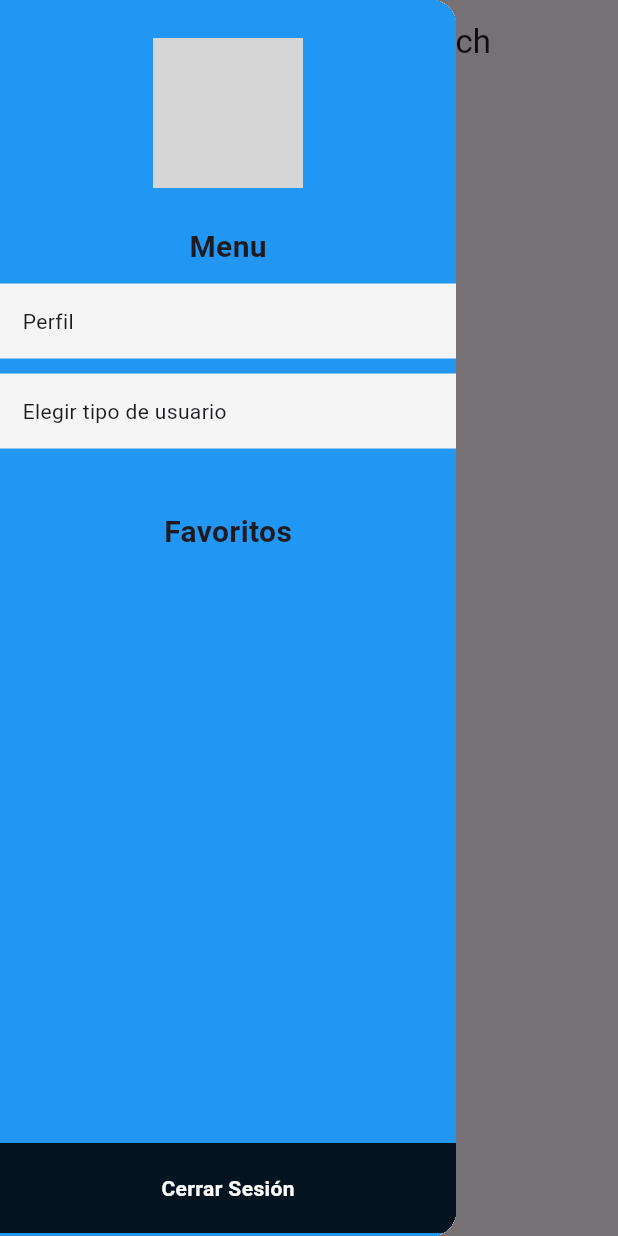
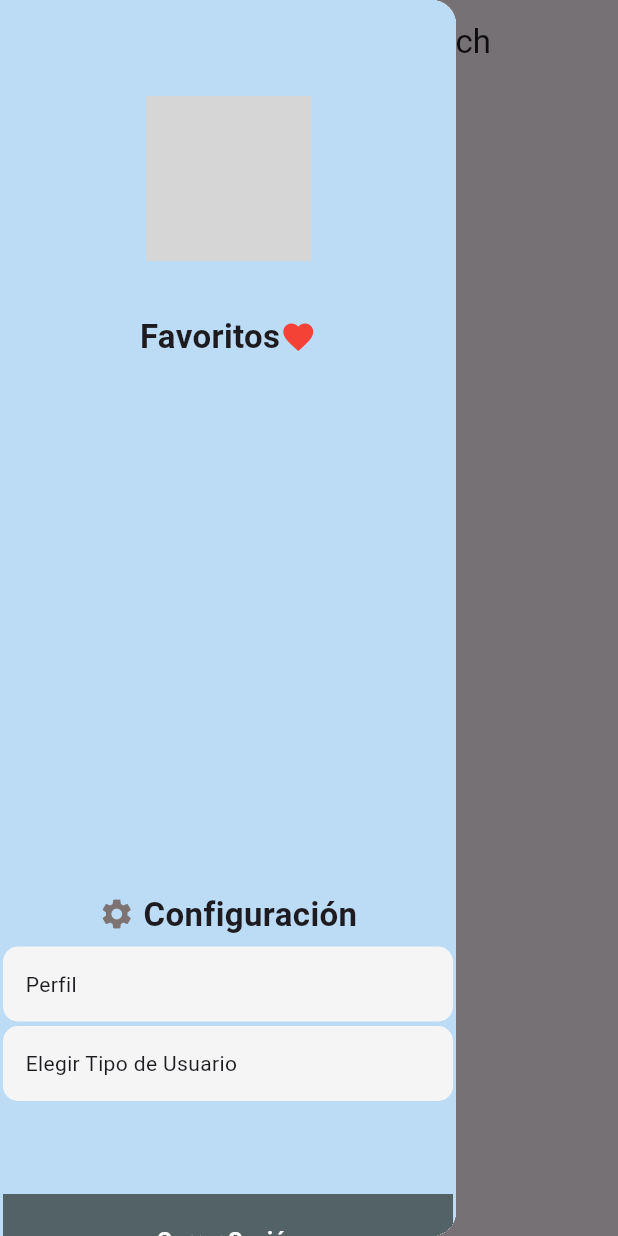
Before and after one commit to IMZ-JAM/Rental_Porch, a Flutter app: the HomeScreen screen opened directly, with the side drawer open, on a phone screen of 412 x 824 dp. Run offline on Flutter 3.47's test engine with Material 3 defaults, Android fonts, the light colour scheme and no system bars; our stand-ins replace cloud_firestore, firebase_core, flutter_styled_toast, geolocator, google_maps_flutter, permission_handler; accounts and stored records are empty; network calls fail; grey boxes are pictures that could not be loaded.

Commit message:
Update home_screen.dart

```diff
--- a/lib/presentation/home_screen.dart
+++ b/lib/presentation/home_screen.dart
@@ -20,9 +20,8 @@ class _HomeScreenState extends State<HomeScreen> {
   // Función que se ejecuta cuando se presiona un contenedor
   void _onContainerPressed(BuildContext context, String text) {
     // Aquí puedes agregar la lógica que desees cuando se presione un contenedor
-
   }
-  void changeFavIcon(){
+  void changeFavIcon() {
     setState(() {
       _favoritePorches = List<bool>.from(AllPorches.favoritePorches);
     });
@@ -32,47 +31,46 @@ class _HomeScreenState extends State<HomeScreen> {
   Widget build(BuildContext context) {
     return Scaffold(
       drawer: Menu(context),
-      appBar: AppBar(
-          title: const Text('Bienvenido a Rental-Porch')),
-      body:
-          Container(
+      appBar: AppBar(title: const Text('Bienvenido a Rental-Porch')),
+      body: Container(
         margin: const EdgeInsets.all(10),
         child: ListView.builder(
           itemCount: AllPorches.porchesId.length,
-          itemBuilder: (context, index){
+          itemBuilder: (context, index) {
             return Card(
               child: ListTile(
-                title:
-                Row(
+                title: Row(
                   mainAxisAlignment: MainAxisAlignment.spaceBetween,
                   children: [
                     Text('${AllPorches.porchesInfo[index]["name"]}'),
                     IconButton(
-                      onPressed: ()async{
-                        if(!AllPorches.favoritePorches[index]){
-                          await addPorchToFavorite(AllPorches.porchesId[index]);
-                        }
-                        else{
-                          await removePorchToFavorite(AllPorches.porchesId[index]);
+                        onPressed: () async {
+                          if (!AllPorches.favoritePorches[index]) {
+                            await addPorchToFavorite(
+                                AllPorches.porchesId[index]);
+                          } else {
+                            await removePorchToFavorite(
+                                AllPorches.porchesId[index]);
                           }
                           changeFavIcon();
                         },
-                      icon: Icon(
-                          _favoritePorches[index] ? Icons.favorite:Icons.favorite_outline
-                      )
-                    )
-                ],),
-                onTap: (){
-                  showClientsPorchInfoDialog(context,
+                        icon: Icon(_favoritePorches[index]
+                            ? Icons.favorite
+                            : Icons.favorite_outline))
+                  ],
+                ),
+                onTap: () {
+                  showClientsPorchInfoDialog(
+                      context,
                       AllPorches.porchesInfo[index]['description'],
                       AllPorches.porchesInfo[index]['area'].toDouble(),
-                  AllPorches.porchesInfo[index]['rentPricePerDay'].toDouble(),
+                      AllPorches.porchesInfo[index]['rentPricePerDay']
+                          .toDouble(),
                       AllPorches.porchesInfo[index]['name'],
                       AllPorches.porchesId[index],
                       LatLng(AllPorches.porchesInfo[index]['location'].latitude,
                           AllPorches.porchesInfo[index]['location'].longitude),
-                  AllPorches.porchesInfo[index]['idOwner']
-                );
+                      AllPorches.porchesInfo[index]['idOwner']);
                 },
               ),
             );
@@ -80,63 +78,62 @@ class _HomeScreenState extends State<HomeScreen> {
         ),
       ),
     );
+  }
 
-  }
   Drawer Menu(BuildContext context) {
     return Drawer(
       child: Container(
-        color: Colors.blue,
+        color: const Color.fromARGB(255, 188, 220, 246),
+        child: Padding(
+          padding: const EdgeInsets.all(2.0),
           child: Column(
             children: [
+              const SizedBox(
+                height: 37,
+              ),
               Container(
-              width: 100,
-              height: 100,
+                width: 110,
+                height: 110,
                 margin: const EdgeInsets.all(25),
                 child: Image.network(
                     "https://cdn-icons-png.flaticon.com/512/7429/7429878.png"),
               ),
-            const Text("Menu",
+              const SizedBox(
+                height: 10,
+              ),
+              const Row(
+                mainAxisAlignment: MainAxisAlignment.center,
+                crossAxisAlignment: CrossAxisAlignment.center,
+                children: [
+                  Text("Favoritos",
                       style:
-                TextStyle(fontWeight: FontWeight.bold, fontSize: 20)),
-            InkWell(
-              onTap: () {Navigator.push(context, MaterialPageRoute(builder: (context) => const UserPage()));},
-              child: Container(
-                margin: const EdgeInsets.only(top: 10),
-                padding: const EdgeInsets.all(15),
-                width: double.infinity,
-                color: Colors.grey[100],
-                child: const Text("Perfil"),
+                          TextStyle(fontWeight: FontWeight.bold, fontSize: 22)),
+                  Icon(
+                    Icons.favorite,
+                    color: Colors.red,
                   ),
+                ],
               ),
-            InkWell(
-              onTap: () {Navigator.push(context, MaterialPageRoute(builder: (context) => TipoUsuarioScreen()));},
-              child: Container(
-                margin: const EdgeInsets.only(top: 10),
-                padding: const EdgeInsets.all(15),
-                width: double.infinity,
-                color: Colors.grey[100],
-                child: const Text("Elegir tipo de usuario"),
-              ),
-            ),
-            Expanded(child: Container()),
-            const Text("Favoritos",
-                style:
-                TextStyle(fontWeight: FontWeight.bold, fontSize: 20)
+              const SizedBox(
+                height: 4,
               ),
               SizedBox(
                 height: 350,
-              child:SingleChildScrollView(
+                child: SingleChildScrollView(
                   child: Column(children: [
-                  if(AllPorches.favoritePorches.isNotEmpty)
-                    for(int i=0;i<AllPorches.porchesId.length;i++)
-                      if(AllPorches.favoritePorches[i])
+                    if (AllPorches.favoritePorches.isNotEmpty)
+                      for (int i = 0; i < AllPorches.porchesId.length; i++)
+                        if (AllPorches.favoritePorches[i])
                           InkWell(
                             onTap: () => _onContainerPressed(context, "Patio"),
                             child: Container(
                               margin: const EdgeInsets.only(top: 10),
                               padding: const EdgeInsets.all(10),
                               width: double.infinity,
+                              decoration: BoxDecoration(
+                                borderRadius: BorderRadius.circular(10),
                                 color: Colors.grey[100],
+                              ),
                               child: Text(AllPorches.porchesInfo[i]['name']),
                             ),
                           ),
@@ -144,22 +141,81 @@ class _HomeScreenState extends State<HomeScreen> {
                 ),
               ),
               Expanded(child: Container()),
+              const Row(
+                mainAxisAlignment: MainAxisAlignment.center,
+                crossAxisAlignment: CrossAxisAlignment.center,
+                children: [
+                  Icon(
+                    Icons.settings,
+                    color: Color.fromARGB(255, 125, 115, 115),
+                  ),
+                  Text(" Configuración",
+                      style:
+                          TextStyle(fontWeight: FontWeight.bold, fontSize: 22)),
+                ],
+              ),
+              const SizedBox(height: 3),
               InkWell(
-              onTap: () { Navigator.push(context, MaterialPageRoute(builder: (context) => const LogInScreen()));},
+                onTap: () {
+                  Navigator.push(
+                      context,
+                      MaterialPageRoute(
+                          builder: (context) => const UserPage()));
+                },
+                child: Container(
+                  margin: const EdgeInsets.only(top: 3),
+                  padding: const EdgeInsets.all(15),
+                  width: double.infinity,
+                  child: const Text("Perfil"),
+                  decoration: BoxDecoration(
+                    borderRadius: BorderRadius.circular(10),
+                    color: Colors.grey[100],
+                  ),
+                ),
+              ),
+              InkWell(
+                onTap: () {
+                  Navigator.push(
+                      context,
+                      MaterialPageRoute(
+                          builder: (context) => TipoUsuarioScreen()));
+                },
+                child: Container(
+                  margin: const EdgeInsets.only(top: 3),
+                  padding: const EdgeInsets.all(15),
+                  width: double.infinity,
+                  child: const Text("Elegir Tipo de Usuario"),
+                  decoration: BoxDecoration(
+                    borderRadius: BorderRadius.circular(10),
+                    color: Colors.grey[100],
+                  ),
+                ),
+              ),
+              SizedBox(height: 60),
+              InkWell(
+                onTap: () {
+                  Navigator.push(
+                      context,
+                      MaterialPageRoute(
+                          builder: (context) => const LogInScreen()));
+                },
                 child: Container(
                   padding: const EdgeInsets.all(20),
                   margin: const EdgeInsets.only(bottom: 2, top: 2),
                   width: double.infinity,
-                color: Colors.black87,
+                  color: Color.fromARGB(221, 67, 79, 77),
                   alignment: Alignment.center,
                   child: const Text("Cerrar Sesión",
                       style: TextStyle(
-                        color: Colors.white, fontWeight: FontWeight.bold)),
+                          color: Colors.white,
+                          fontWeight: FontWeight.bold,
+                          fontSize: 15)),
                 ),
               ),
             ],
           ),
         ),
+      ),
     );
   }
 }
```
Lines whose indentation alone changed are shown as unchanged.
